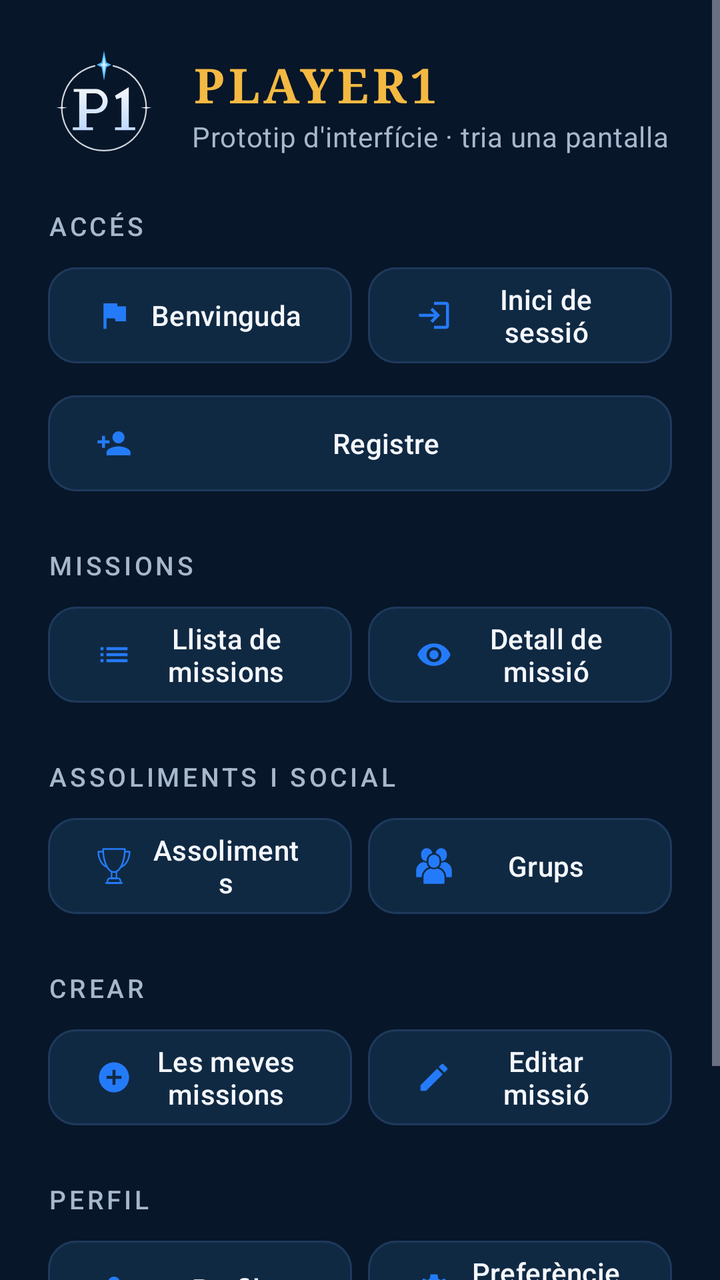
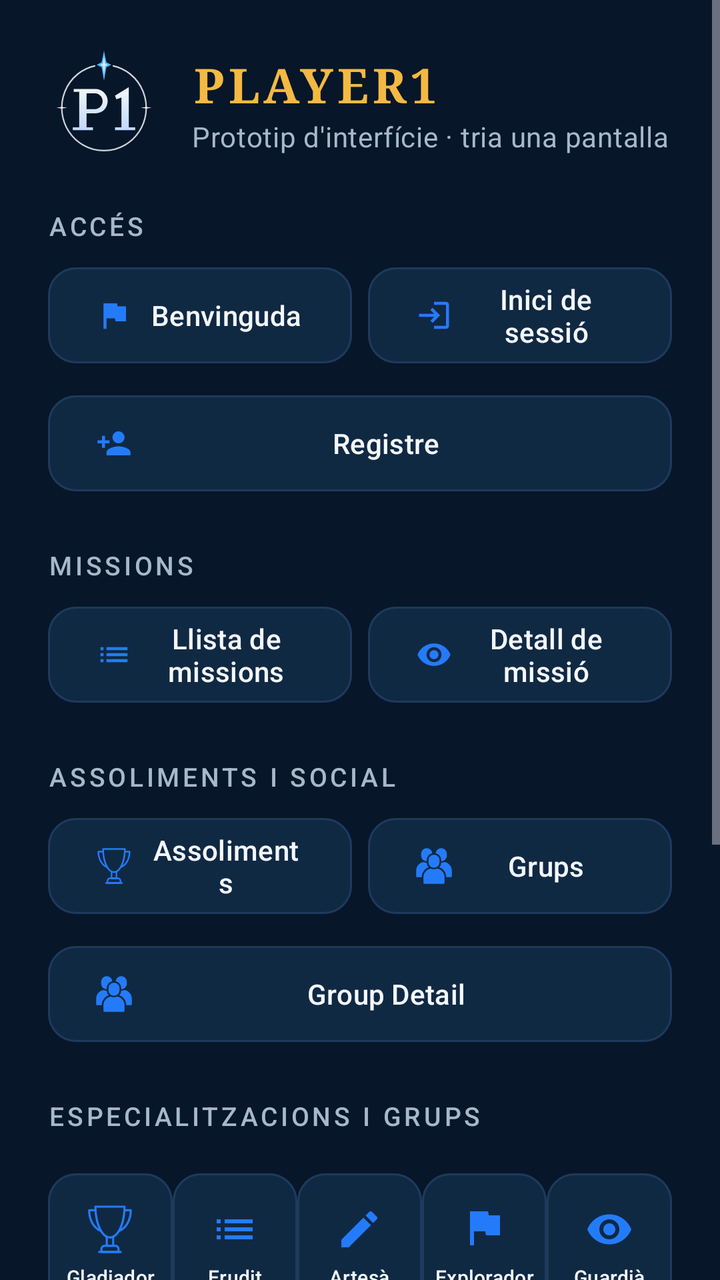

Compare the two renders of this Android layout. The source of the first and the diff that turns it into the second are given below.
<!-- AndroidManifest.xml: application theme Theme.Player1 -->
<!-- res/layout/fragment_hub.xml -->
<?xml version="1.0" encoding="utf-8"?>
<androidx.core.widget.NestedScrollView xmlns:android="http://schemas.android.com/apk/res/android"
    xmlns:app="http://schemas.android.com/apk/res-auto"
    xmlns:tools="http://schemas.android.com/tools"
    android:layout_width="match_parent"
    android:layout_height="match_parent"
    android:clipToPadding="false"
    android:fillViewport="true"
    android:scrollbars="vertical"
    tools:context=".HubFragment">

    <LinearLayout
        android:layout_width="match_parent"
        android:layout_height="wrap_content"
        android:orientation="vertical"
        android:paddingStart="@dimen/screen_padding"
        android:paddingTop="@dimen/screen_padding"
        android:paddingEnd="@dimen/screen_padding"
        android:paddingBottom="32dp">

        <LinearLayout
            android:layout_width="match_parent"
            android:layout_height="wrap_content"
            android:gravity="center_vertical"
            android:orientation="horizontal">

            <ImageView
                android:layout_width="@dimen/logo_small"
                android:layout_height="@dimen/logo_small"
                android:importantForAccessibility="no"
                android:src="@drawable/ic_logo" />

            <LinearLayout
                android:layout_width="0dp"
                android:layout_height="wrap_content"
                android:layout_marginStart="@dimen/spacing_m"
                android:layout_weight="1"
                android:orientation="vertical">

                <TextView
                    android:layout_width="match_parent"
                    android:layout_height="wrap_content"
                    android:accessibilityHeading="true"
                    android:letterSpacing="0.08"
                    android:text="@string/nom_marca"
                    android:textAppearance="@style/TextAppearance.Player1.Headline"
                    android:textColor="@color/gold"
                    tools:targetApi="28" />

                <TextView
                    android:layout_width="match_parent"
                    android:layout_height="wrap_content"
                    android:text="@string/centre_control_subtitol"
                    android:textAppearance="@style/TextAppearance.Player1.BodySecondary" />
            </LinearLayout>
        </LinearLayout>

        <TextView
            android:layout_width="match_parent"
            android:layout_height="wrap_content"
            android:layout_marginTop="@dimen/spacing_l"
            android:accessibilityHeading="true"
            android:ellipsize="end"
            android:text="@string/seccio_acces"
            android:textAppearance="@style/TextAppearance.Player1.SectionLabel"
            tools:targetApi="28" />

        <LinearLayout
            android:layout_width="match_parent"
            android:layout_height="wrap_content"
            android:layout_marginTop="@dimen/spacing_s"
            android:baselineAligned="false"
            android:orientation="horizontal">

            <com.google.android.material.button.MaterialButton
                android:id="@+id/btn_welcome"
                style="@style/Widget.Player1.Button.Tile"
                android:layout_width="0dp"
                android:layout_height="wrap_content"
                android:layout_weight="1"
                android:minWidth="0dp"
                android:maxWidth="320dp"
                android:gravity="center"
                android:singleLine="false"
                android:ellipsize="none"
                android:text="@string/pantalla_benvinguda"
                app:icon="@drawable/ic_flag" />

            <Space
                android:layout_width="8dp"
                android:layout_height="0dp" />

            <com.google.android.material.button.MaterialButton
                android:id="@+id/btn_login"
                style="@style/Widget.Player1.Button.Tile"
                android:layout_width="0dp"
                android:layout_height="wrap_content"
                android:layout_weight="1"
                android:minWidth="0dp"
                android:maxWidth="320dp"
                android:gravity="center"
                android:singleLine="false"
                android:ellipsize="none"
                android:enabled="false"
                android:text="@string/pantalla_inici_sessio"
                app:icon="@drawable/ic_login" />
        </LinearLayout>

        <LinearLayout
            android:layout_width="match_parent"
            android:layout_height="wrap_content"
            android:layout_marginTop="@dimen/spacing_s"
            android:baselineAligned="false"
            android:orientation="horizontal">

            <com.google.android.material.button.MaterialButton
                android:id="@+id/btn_register"
                style="@style/Widget.Player1.Button.Tile"
                android:layout_width="0dp"
                android:layout_height="wrap_content"
                android:layout_weight="1"
                android:minWidth="0dp"
                android:maxWidth="320dp"
                android:gravity="center"
                android:singleLine="false"
                android:ellipsize="none"
                android:enabled="false"
                android:text="@string/pantalla_registre"
                app:icon="@drawable/ic_person_add" />
        </LinearLayout>

        <TextView
            android:layout_width="match_parent"
            android:layout_height="wrap_content"
            android:layout_marginTop="@dimen/spacing_l"
            android:accessibilityHeading="true"
            android:ellipsize="end"
            android:text="@string/seccio_missions"
            android:textAppearance="@style/TextAppearance.Player1.SectionLabel"
            tools:targetApi="28" />

        <LinearLayout
            android:layout_width="match_parent"
            android:layout_height="wrap_content"
            android:layout_marginTop="@dimen/spacing_s"
            android:baselineAligned="false"
            android:orientation="horizontal">

            <com.google.android.material.button.MaterialButton
                android:id="@+id/btn_mission_list"
                style="@style/Widget.Player1.Button.Tile"
                android:layout_width="0dp"
                android:layout_height="wrap_content"
                android:layout_weight="1"
                android:minWidth="0dp"
                android:maxWidth="320dp"
                android:gravity="center"
                android:singleLine="false"
                android:ellipsize="none"
                android:enabled="false"
                android:text="@string/pantalla_llista_missions"
                app:icon="@drawable/ic_list" />

            <Space
                android:layout_width="8dp"
                android:layout_height="0dp" />

            <com.google.android.material.button.MaterialButton
                android:id="@+id/btn_mission_detail"
                style="@style/Widget.Player1.Button.Tile"
                android:layout_width="0dp"
                android:layout_height="wrap_content"
                android:layout_weight="1"
                android:minWidth="0dp"
                android:maxWidth="320dp"
                android:gravity="center"
                android:singleLine="false"
                android:ellipsize="none"
                android:enabled="false"
                android:text="@string/pantalla_detall_missio"
                app:icon="@drawable/ic_visibility" />
        </LinearLayout>

        <TextView
            android:layout_width="match_parent"
            android:layout_height="wrap_content"
            android:layout_marginTop="@dimen/spacing_l"
            android:accessibilityHeading="true"
            android:ellipsize="end"
            android:text="@string/seccio_assoliments_social"
            android:textAppearance="@style/TextAppearance.Player1.SectionLabel"
            tools:targetApi="28" />

        <LinearLayout
            android:layout_width="match_parent"
            android:layout_height="wrap_content"
            android:layout_marginTop="@dimen/spacing_s"
            android:baselineAligned="false"
            android:orientation="horizontal">

            <com.google.android.material.button.MaterialButton
                android:id="@+id/btn_achievements"
                style="@style/Widget.Player1.Button.Tile"
                android:layout_width="0dp"
                android:layout_height="wrap_content"
                android:layout_weight="1"
                android:minWidth="0dp"
                android:maxWidth="320dp"
                android:gravity="center"
                android:singleLine="false"
                android:ellipsize="none"
                android:text="@string/pantalla_assoliments"
                app:icon="@drawable/ic_cup" />

            <Space
                android:layout_width="8dp"
                android:layout_height="0dp" />

            <com.google.android.material.button.MaterialButton
                android:id="@+id/btn_groups"
                style="@style/Widget.Player1.Button.Tile"
                android:layout_width="0dp"
                android:layout_height="wrap_content"
                android:layout_weight="1"
                android:minWidth="0dp"
                android:maxWidth="320dp"
                android:gravity="center"
                android:singleLine="false"
                android:ellipsize="none"
                android:text="@string/pantalla_grups"
                app:icon="@drawable/ic_groups" />
        </LinearLayout>

        <TextView
            android:layout_width="match_parent"
            android:layout_height="wrap_content"
            android:layout_marginTop="@dimen/spacing_l"
            android:accessibilityHeading="true"
            android:ellipsize="end"
            android:text="@string/seccio_creacio"
            android:textAppearance="@style/TextAppearance.Player1.SectionLabel"
            tools:targetApi="28" />

        <LinearLayout
            android:layout_width="match_parent"
            android:layout_height="wrap_content"
            android:layout_marginTop="@dimen/spacing_s"
            android:baselineAligned="false"
            android:orientation="horizontal">

            <com.google.android.material.button.MaterialButton
                android:id="@+id/btn_my_missions"
                style="@style/Widget.Player1.Button.Tile"
                android:layout_width="0dp"
                android:layout_height="wrap_content"
                android:layout_weight="1"
                android:minWidth="0dp"
                android:maxWidth="320dp"
                android:gravity="center"
                android:singleLine="false"
                android:ellipsize="none"
                android:enabled="false"
                android:text="@string/pantalla_meves_missions"
                app:icon="@drawable/ic_add_circle" />

            <Space
                android:layout_width="8dp"
                android:layout_height="0dp" />

            <com.google.android.material.button.MaterialButton
                android:id="@+id/btn_edit_mission"
                style="@style/Widget.Player1.Button.Tile"
                android:layout_width="0dp"
                android:layout_height="wrap_content"
                android:layout_weight="1"
                android:minWidth="0dp"
                android:maxWidth="320dp"
                android:gravity="center"
                android:singleLine="false"
                android:ellipsize="none"
                android:enabled="false"
                android:text="@string/pantalla_editar_missio"
                app:icon="@drawable/ic_edit" />
        </LinearLayout>

        <TextView
            android:layout_width="match_parent"
            android:layout_height="wrap_content"
            android:layout_marginTop="@dimen/spacing_l"
            android:accessibilityHeading="true"
            android:ellipsize="end"
            android:text="@string/seccio_perfil"
            android:textAppearance="@style/TextAppearance.Player1.SectionLabel"
            tools:targetApi="28" />

        <LinearLayout
            android:layout_width="match_parent"
            android:layout_height="wrap_content"
            android:layout_marginTop="@dimen/spacing_s"
            android:baselineAligned="false"
            android:orientation="horizontal">

            <com.google.android.material.button.MaterialButton
                android:id="@+id/btn_profile"
                style="@style/Widget.Player1.Button.Tile"
                android:layout_width="0dp"
                android:layout_height="wrap_content"
                android:layout_weight="1"
                android:minWidth="0dp"
                android:maxWidth="320dp"
                android:gravity="center"
                android:singleLine="false"
                android:ellipsize="none"
                android:enabled="false"
                android:text="@string/pantalla_perfil"
                app:icon="@drawable/ic_person" />

            <Space
                android:layout_width="8dp"
                android:layout_height="0dp" />

            <com.google.android.material.button.MaterialButton
                android:id="@+id/btn_settings"
                style="@style/Widget.Player1.Button.Tile"
                android:layout_width="0dp"
                android:layout_height="wrap_content"
                android:layout_weight="1"
                android:minWidth="0dp"
                android:maxWidth="320dp"
                android:gravity="center"
                android:singleLine="false"
                android:ellipsize="none"
                android:enabled="false"
                android:text="@string/pantalla_preferencies"
                app:icon="@drawable/ic_settings" />
        </LinearLayout>

        <LinearLayout
            android:layout_width="match_parent"
            android:layout_height="wrap_content"
            android:layout_marginTop="@dimen/spacing_s"
            android:baselineAligned="false"
            android:orientation="horizontal">

            <com.google.android.material.button.MaterialButton
                android:id="@+id/btn_help"
                style="@style/Widget.Player1.Button.Tile"
                android:layout_width="0dp"
                android:layout_height="wrap_content"
                android:layout_weight="1"
                android:minWidth="0dp"
                android:maxWidth="320dp"
                android:gravity="center"
                android:singleLine="false"
                android:ellipsize="none"
                android:enabled="false"
                android:text="@string/pantalla_ajuda"
                app:icon="@drawable/ic_help" />
        </LinearLayout>

    </LinearLayout>
</androidx.core.widget.NestedScrollView>
<!-- resources referenced by this layout -->
<resources>
  <color name="gold">#FFF4B942</color>
  <dimen name="logo_small">56dp</dimen>
  <dimen name="screen_padding">24dp</dimen>
  <dimen name="spacing_l">24dp</dimen>
  <dimen name="spacing_m">16dp</dimen>
  <dimen name="spacing_s">8dp</dimen>
  <!-- drawable ic_flag (drawable) -->
  <?xml version="1.0" encoding="utf-8"?>
  <vector xmlns:android="http://schemas.android.com/apk/res/android"
      android:width="24dp"
      android:height="24dp"
      android:autoMirrored="false"
      android:tint="?attr/colorControlNormal"
      android:viewportWidth="24"
      android:viewportHeight="24">
      <path
          android:fillColor="@android:color/white"
          android:pathData="M14.4,6L14,4H5v17h2v-7h5.6l0.4,2h7V6z" />
  </vector>
  <string name="centre_control_subtitol">Prototip d\'interfície · tria una pantalla</string>
  <string name="nom_marca" tools:ignore="Typos">PLAYER1</string>
  <string name="pantalla_ajuda">Ajuda</string>
  <string name="pantalla_assoliments">Assoliments</string>
  <string name="pantalla_benvinguda">Benvinguda</string>
  <string name="pantalla_detall_missio">Detall de missió</string>
  <string name="pantalla_editar_missio">Editar missió</string>
  <string name="pantalla_grups">Grups</string>
  <string name="pantalla_inici_sessio">Inici de sessió</string>
  <string name="pantalla_llista_missions">Llista de missions</string>
  <string name="pantalla_meves_missions">Les meves missions</string>
  <string name="pantalla_perfil">Perfil</string>
  <string name="pantalla_preferencies">Preferències</string>
  <string name="pantalla_registre">Registre</string>
  <string name="seccio_acces">Accés</string>
  <string name="seccio_assoliments_social">Assoliments i social</string>
  <string name="seccio_creacio">Crear</string>
  <string name="seccio_missions">Missions</string>
  <string name="seccio_perfil">Perfil</string>
  <style name="TextAppearance.Player1.BodySecondary" parent="TextAppearance.Material3.BodyMedium">
          <item name="android:textSize">14sp</item>
          <item name="android:textColor">@color/grey_blue</item>
      </style>
  <style name="TextAppearance.Player1.Headline" parent="TextAppearance.Material3.HeadlineSmall">
          <item name="android:fontFamily">serif</item>
          <item name="fontFamily">serif</item>
          <item name="android:textStyle">bold</item>
          <item name="android:textSize">24sp</item>
          <item name="android:textColor">@color/ice_white</item>
      </style>
  <style name="TextAppearance.Player1.SectionLabel" parent="TextAppearance.Material3.LabelLarge">
          <item name="android:textSize">13sp</item>
          <item name="android:textAllCaps">true</item>
          <item name="android:letterSpacing">0.12</item>
          <item name="android:textColor">@color/grey_blue</item>
      </style>
  <color name="ice_white">#FFF4F7FC</color>
  <color name="status_in_progress">#FF55B9FF</color>
  <color name="grey_blue">#FFA7B8CC</color>
  <color name="slate_blue">#FF102943</color>
  <color name="electric_blue">#FF247BFA</color>
  <dimen name="button_height">56dp</dimen>
  <dimen name="corner_button">14dp</dimen>
  <color name="slate_blue_stroke">#FF1E3A5C</color>
  <color name="night_blue">#FF071629</color>
  <!-- unchanged entries left out for length: 14 -->
</resources>

<!-- the commit's change to res/layout/fragment_hub.xml (unified diff, before → after) -->
@@ -101,7 +101,6 @@
                 android:gravity="center"
                 android:singleLine="false"
                 android:ellipsize="none"
-                android:enabled="false"
                 android:text="@string/pantalla_inici_sessio"
                 app:icon="@drawable/ic_login" />
         </LinearLayout>
@@ -124,7 +123,6 @@
                 android:gravity="center"
                 android:singleLine="false"
                 android:ellipsize="none"
-                android:enabled="false"
                 android:text="@string/pantalla_registre"
                 app:icon="@drawable/ic_person_add" />
         </LinearLayout>
@@ -157,7 +155,6 @@
                 android:gravity="center"
                 android:singleLine="false"
                 android:ellipsize="none"
-                android:enabled="false"
                 android:text="@string/pantalla_llista_missions"
                 app:icon="@drawable/ic_list" />
 
@@ -176,7 +173,6 @@
                 android:gravity="center"
                 android:singleLine="false"
                 android:ellipsize="none"
-                android:enabled="false"
                 android:text="@string/pantalla_detall_missio"
                 app:icon="@drawable/ic_visibility" />
         </LinearLayout>
@@ -229,7 +225,114 @@
                 android:ellipsize="none"
                 android:text="@string/pantalla_grups"
                 app:icon="@drawable/ic_groups" />
-        </LinearLayout>
+
+        </LinearLayout>
+
+        <LinearLayout
+            android:layout_width="match_parent"
+            android:layout_height="wrap_content"
+            android:layout_marginTop="@dimen/spacing_s"
+            android:orientation="horizontal">
+
+            <com.google.android.material.button.MaterialButton
+                android:id="@+id/btn_group_detail"
+                style="@style/Widget.Player1.Button.Tile"
+                android:layout_width="match_parent"
+                android:layout_height="wrap_content"
+                android:text="@string/pantalla_detall_grup"
+                app:icon="@drawable/ic_groups" />
+
+        </LinearLayout>
+
+
+        <TextView
+            android:layout_width="match_parent"
+            android:layout_height="wrap_content"
+            android:layout_marginTop="@dimen/spacing_l"
+            android:layout_marginBottom="@dimen/spacing_m"
+            android:text="@string/seccio_especialitzacions"
+            android:textAppearance="@style/TextAppearance.Player1.SectionLabel"
+            android:accessibilityHeading="true" />
+
+        <LinearLayout
+            android:layout_width="match_parent"
+            android:layout_height="wrap_content"
+            android:orientation="horizontal"
+            android:gravity="center"
+            android:weightSum="5">
+
+            <com.google.android.material.button.MaterialButton
+                android:id="@+id/btn_gladiador"
+                style="@style/Widget.Player1.Button.Tile"
+                android:layout_width="0dp"
+                android:layout_height="wrap_content"
+                android:layout_weight="1"
+                android:minHeight="80dp"
+                android:padding="4dp"
+                android:text="@string/achievements_gladiador"
+                android:textSize="10sp"
+                app:icon="@drawable/ic_cup"
+                app:iconGravity="textTop"
+                app:iconSize="24dp" />
+
+            <com.google.android.material.button.MaterialButton
+                android:id="@+id/btn_erudito"
+                style="@style/Widget.Player1.Button.Tile"
+                android:layout_width="0dp"
+                android:layout_height="wrap_content"
+                android:layout_weight="1"
+                android:minHeight="80dp"
+                android:padding="4dp"
+                android:text="@string/achievements_erudito"
+                android:textSize="10sp"
+                app:icon="@drawable/ic_list"
+                app:iconGravity="textTop"
+                app:iconSize="24dp" />
+
+            <com.google.android.material.button.MaterialButton
+                android:id="@+id/btn_artesano"
+                style="@style/Widget.Player1.Button.Tile"
+                android:layout_width="0dp"
+                android:layout_height="wrap_content"
+                android:layout_weight="1"
+                android:minHeight="80dp"
+                android:padding="4dp"
+                android:text="@string/achievements_artesano"
+                android:textSize="10sp"
+                app:icon="@drawable/ic_edit"
+                app:iconGravity="textTop"
+                app:iconSize="24dp" />
+
+            <com.google.android.material.button.MaterialButton
+                android:id="@+id/btn_explorador"
+                style="@style/Widget.Player1.Button.Tile"
+                android:layout_width="0dp"
+                android:layout_height="wrap_content"
+                android:layout_weight="1"
+                android:minHeight="80dp"
+                android:padding="4dp"
+                android:text="@string/achievements_explorador"
+                android:textSize="10sp"
+                app:icon="@drawable/ic_flag"
+                app:iconGravity="textTop"
+                app:iconSize="24dp" />
+
+            <com.google.android.material.button.MaterialButton
+                android:id="@+id/btn_guardian"
+                style="@style/Widget.Player1.Button.Tile"
+                android:layout_width="0dp"
+                android:layout_height="wrap_content"
+                android:layout_weight="1"
+                android:minHeight="80dp"
+                android:padding="4dp"
+                android:text="@string/achievements_guardian"
+                android:textSize="10sp"
+                app:icon="@drawable/ic_visibility"
+                app:iconGravity="textTop"
+                app:iconSize="24dp" />
+
+        </LinearLayout>
+
 
         <TextView
             android:layout_width="match_parent"
@@ -259,7 +362,6 @@
                 android:gravity="center"
                 android:singleLine="false"
                 android:ellipsize="none"
-                android:enabled="false"
                 android:text="@string/pantalla_meves_missions"
                 app:icon="@drawable/ic_add_circle" />
 
@@ -278,7 +380,6 @@
                 android:gravity="center"
                 android:singleLine="false"
                 android:ellipsize="none"
-                android:enabled="false"
                 android:text="@string/pantalla_editar_missio"
                 app:icon="@drawable/ic_edit" />
         </LinearLayout>
@@ -311,7 +412,6 @@
                 android:gravity="center"
                 android:singleLine="false"
                 android:ellipsize="none"
-                android:enabled="false"
                 android:text="@string/pantalla_perfil"
                 app:icon="@drawable/ic_person" />
 
@@ -330,7 +430,6 @@
                 android:gravity="center"
                 android:singleLine="false"
                 android:ellipsize="none"
-                android:enabled="false"
                 android:text="@string/pantalla_preferencies"
                 app:icon="@drawable/ic_settings" />
         </LinearLayout>
@@ -353,7 +452,6 @@
                 android:gravity="center"
                 android:singleLine="false"
                 android:ellipsize="none"
-                android:enabled="false"
                 android:text="@string/pantalla_ajuda"
                 app:icon="@drawable/ic_help" />
         </LinearLayout>
<!-- resource entries referenced after the edit -->
@@ -19,11 +19,17 @@
           android:fillColor="@android:color/white"
           android:pathData="M14.4,6L14,4H5v17h2v-7h5.6l0.4,2h7V6z" />
   </vector>
+  <string name="achievements_artesano">Artesà</string>
+  <string name="achievements_erudito">Erudit</string>
+  <string name="achievements_explorador">Explorador</string>
+  <string name="achievements_gladiador">Gladiador</string>
+  <string name="achievements_guardian">Guardià</string>
   <string name="centre_control_subtitol">Prototip d\'interfície · tria una pantalla</string>
   <string name="nom_marca" tools:ignore="Typos">PLAYER1</string>
   <string name="pantalla_ajuda">Ajuda</string>
   <string name="pantalla_assoliments">Assoliments</string>
   <string name="pantalla_benvinguda">Benvinguda</string>
+  <string name="pantalla_detall_grup">Detall del grup</string>
   <string name="pantalla_detall_missio">Detall de missió</string>
   <string name="pantalla_editar_missio">Editar missió</string>
   <string name="pantalla_grups">Grups</string>
@@ -36,6 +42,7 @@
   <string name="seccio_acces">Accés</string>
   <string name="seccio_assoliments_social">Assoliments i social</string>
   <string name="seccio_creacio">Crear</string>
+  <string name="seccio_especialitzacions">ESPECIALITZACIONS I GRUPS</string>
   <string name="seccio_missions">Missions</string>
   <string name="seccio_perfil">Perfil</string>
   <style name="TextAppearance.Player1.BodySecondary" parent="TextAppearance.Material3.BodyMedium">
